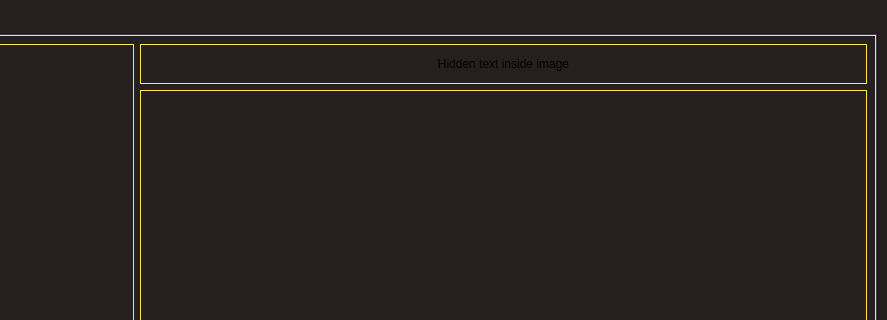
The window that img-stg.ui (shobhit907/image-steganography) describes before a commit, drawn with Qt 5; both pictures show x 613 to 1500 and y 0 to 320 of the 1500 by 800 pixel window.
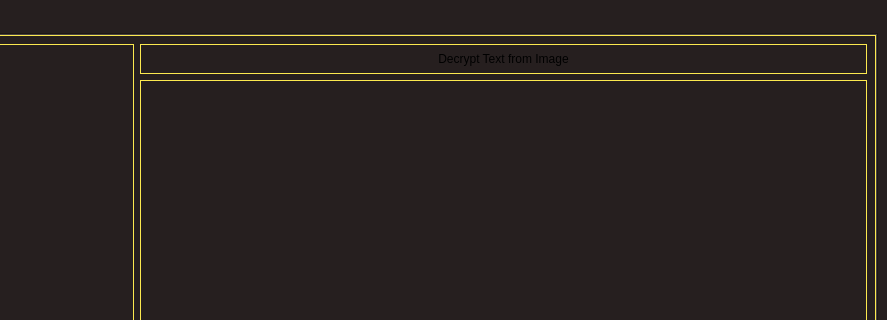
The same window after the commit. The open tabs and pages were chosen to show the change.

```diff
--- a/img-stg.ui
+++ b/img-stg.ui
@@ -263,24 +263,24 @@
         <item>
          <layout class="QVBoxLayout" name="decOutputLayout">
           <item>
-           <widget class="QLabel" name="decOutputLabel">
-            <property name="sizePolicy">
-             <sizepolicy hsizetype="Preferred" vsizetype="Fixed">
-              <horstretch>0</horstretch>
-              <verstretch>0</verstretch>
-             </sizepolicy>
-            </property>
+           <widget class="QPushButton" name="decButton">
             <property name="minimumSize">
              <size>
               <width>0</width>
-              <height>40</height>
+              <height>30</height>
              </size>
             </property>
+            <property name="cursor">
+             <cursorShape>PointingHandCursor</cursorShape>
+            </property>
+            <property name="styleSheet">
+             <string notr="true">QPushButton::hover {
+    background-color: rgb(138, 226, 52);
+color:black;
+};</string>
+            </property>
             <property name="text">
-             <string>Hidden text inside image</string>
-            </property>
-            <property name="alignment">
-             <set>Qt::AlignCenter</set>
+             <string>Decrypt Text from Image</string>
             </property>
            </widget>
           </item>
@@ -292,6 +292,9 @@
               <verstretch>0</verstretch>
              </sizepolicy>
             </property>
+            <property name="readOnly">
+             <bool>true</bool>
+            </property>
            </widget>
           </item>
           <item>
```
Left out of the diff: 30 changed lines with no effect on the pictures.
